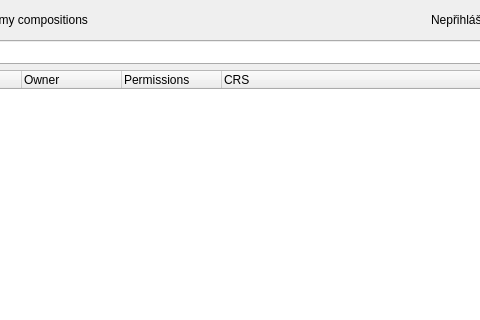
Above: dlg_addMap.ui from LESPROJEKT/qgis-layman-plugin before the change; both pictures show x 99 to 579 and y 0 to 320 of the 900 by 485 pixel window. Below: the same form after it.
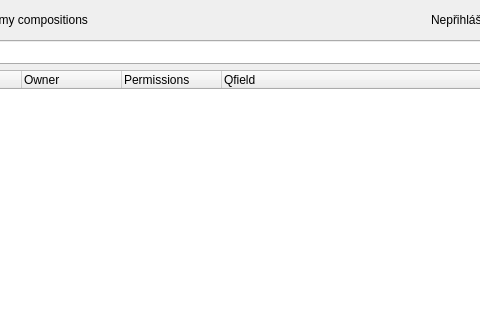
That is the form after the change. Icons and pictures are not drawn. Custom widgets are drawn as their Qt base class.

Commit message: qfield check

The edit to the form file:
```diff
--- a/dlg_addMap.ui
+++ b/dlg_addMap.ui
@@ -406,7 +406,7 @@
      </column>
      <column>
       <property name="text">
-       <string>CRS</string>
+       <string>Qfield</string>
       </property>
      </column>
     </widget>
```
The commit also changes 2 other files.
